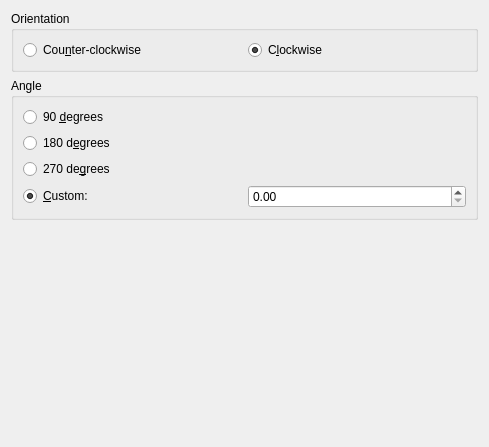
Before: the Qt Designer form krita/plugins/extensions/rotateimage/wdg_rotateimage.ui in KDE/krita, drawn with Qt 5.
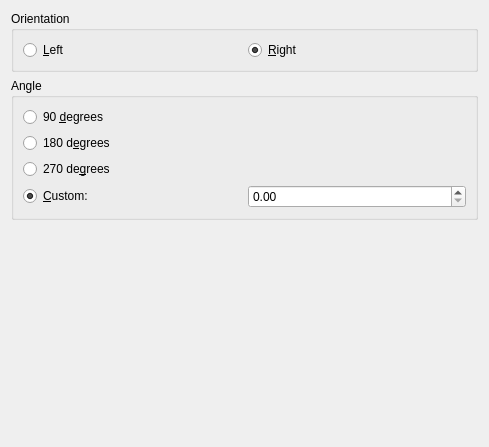
After: the same form once the commit is applied.

Commit message:
BUG:353261 Make rotation terminology consistent
Conflicts:
	krita/plugins/extensions/rotateimage/rotateimage.cc

```diff
--- a/krita/plugins/extensions/rotateimage/wdg_rotateimage.ui
+++ b/krita/plugins/extensions/rotateimage/wdg_rotateimage.ui
@@ -23,7 +23,7 @@
       <item row="0" column="1">
        <widget class="QRadioButton" name="radioCW">
         <property name="text">
-         <string>C&amp;lockwise</string>
+         <string>&amp;Right</string>
         </property>
         <property name="checked">
          <bool>true</bool>
@@ -33,7 +33,7 @@
       <item row="0" column="0">
        <widget class="QRadioButton" name="radioCCW">
         <property name="text">
-         <string>Cou&amp;nter-clockwise</string>
+         <string>&amp;Left</string>
         </property>
        </widget>
       </item>
```
Left out of the diff: 11 changed lines with no effect on the pictures. The commit also changes 1 other file.
